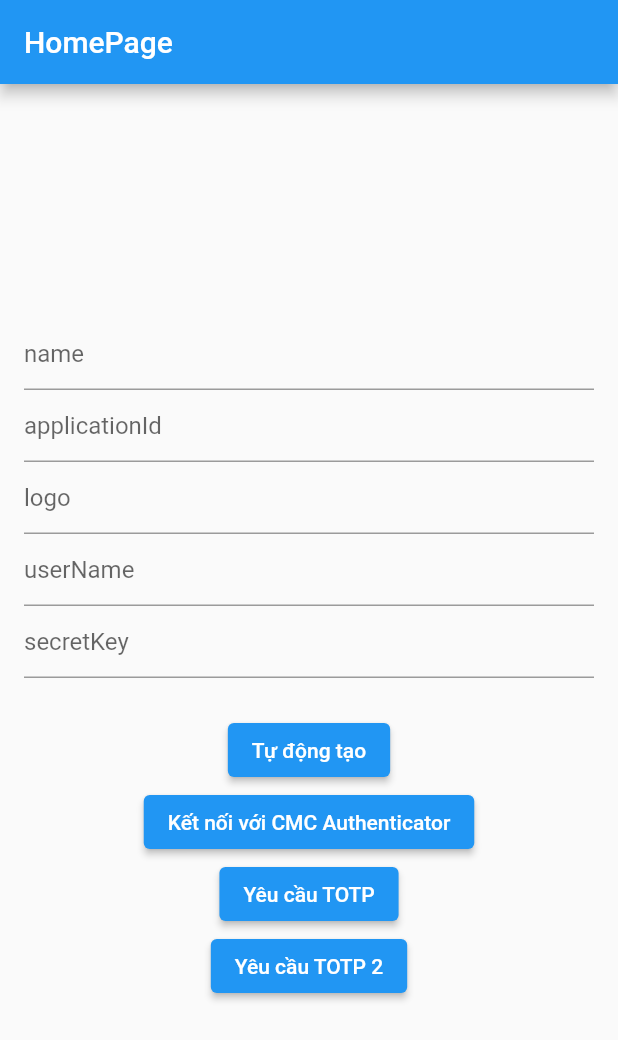
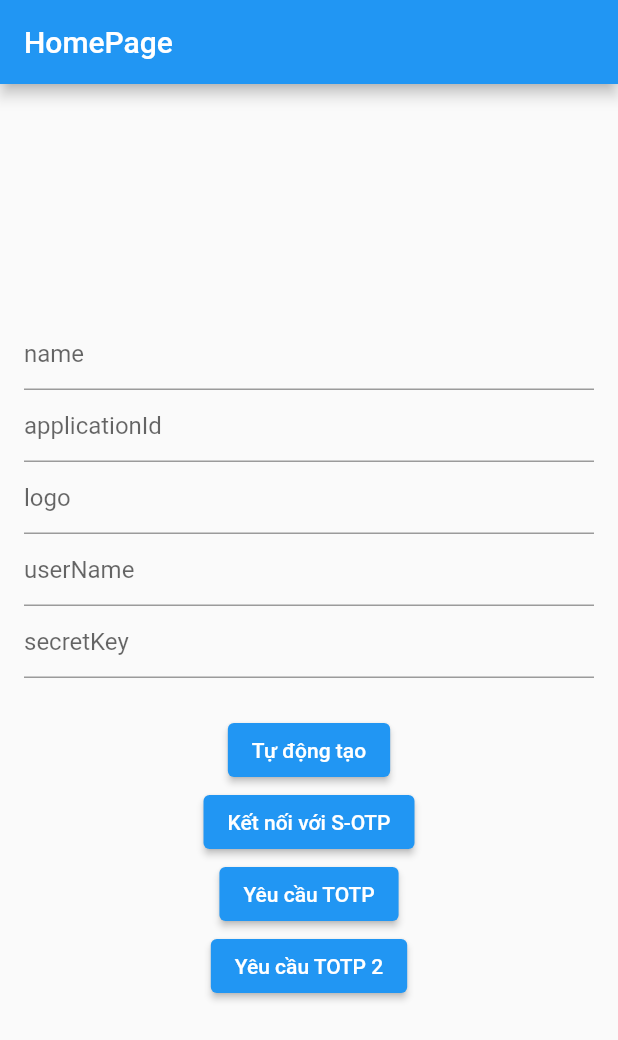
Before and after one commit to daoan1412/edocman_demo, a Flutter app: the screen it shows after launch, on a phone screen of 412 x 824 dp. Shown: the top 1040 px of the screen. Run offline on Flutter 3.47's test engine with Material 2 defaults, Android fonts, the phone set to English and light mode, and no system bars; our stand-ins replace dio, faker, get, uni_links; missing offline and left inert: base32.

Commit message:
fix connect to s-otp

```diff
--- a/lib/app/modules/home/page.dart
+++ b/lib/app/modules/home/page.dart
@@ -74,7 +74,7 @@ class HomePage extends GetView<HomeController> {
                       })));
                       launch("totp://totp.com/registerTotp?data=$data");
                     },
-                    child: Text("Kết nối với CMC Authenticator"),
+                    child: Text("Kết nối với S-OTP"),
                   ),
                   ElevatedButton(
                     onPressed: () async {
```
